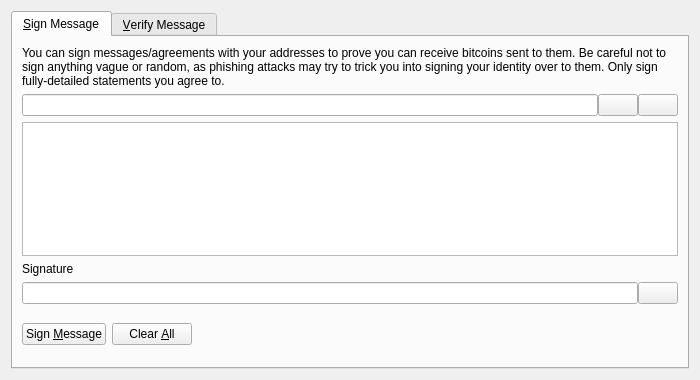
Qt form src/qt/forms/signverifymessagedialog.ui (annurdien/Slemanium) before a commit.
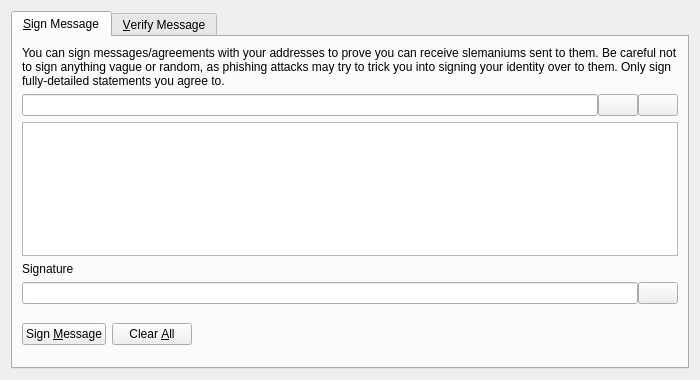
The same form after that commit. Icons and pictures are not drawn. Custom widgets are drawn as their Qt base class.

Commit message: rename bitcoin into readercoin occurrences

Diff of the .ui file:
```diff
--- a/src/qt/forms/signverifymessagedialog.ui
+++ b/src/qt/forms/signverifymessagedialog.ui
@@ -30,7 +30,7 @@
        <item>
         <widget class="QLabel" name="infoLabel_SM">
          <property name="text">
-          <string>You can sign messages/agreements with your addresses to prove you can receive bitcoins sent to them. Be careful not to sign anything vague or random, as phishing attacks may try to trick you into signing your identity over to them. Only sign fully-detailed statements you agree to.</string>
+          <string>You can sign messages/agreements with your addresses to prove you can receive slemaniums sent to them. Be careful not to sign anything vague or random, as phishing attacks may try to trick you into signing your identity over to them. Only sign fully-detailed statements you agree to.</string>
          </property>
          <property name="textFormat">
           <enum>Qt::PlainText</enum>
```
Left out of the diff: 26 changed lines with no effect on the pictures. The commit also changes 1079 other files.
